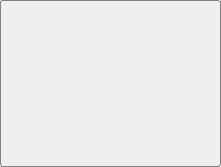
The window that channel_panel.ui (bulkanul/EVO_YFL_1064_GUI_coherent2) describes before a commit, drawn with Qt 5.
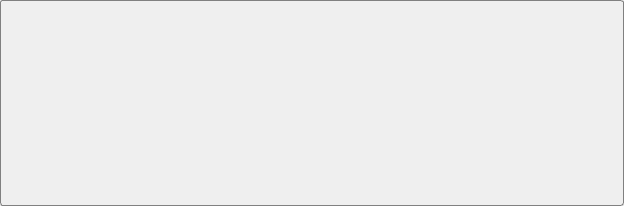
The same window after the commit.

The edit to the form file:
```diff
--- a/channel_panel.ui
+++ b/channel_panel.ui
@@ -6,8 +6,8 @@
    <rect>
     <x>0</x>
     <y>0</y>
-    <width>221</width>
-    <height>167</height>
+    <width>624</width>
+    <height>206</height>
    </rect>
   </property>
   <property name="windowTitle">
@@ -19,9 +19,9 @@
   <property name="styleSheet">
    <string notr="true"/>
   </property>
-  <layout class="QVBoxLayout" name="verticalLayout">
+  <layout class="QVBoxLayout" name="verticalLayout" stretch="0">
    <property name="spacing">
-    <number>0</number>
+    <number>2</number>
    </property>
    <property name="leftMargin">
     <number>0</number>
@@ -36,7 +36,17 @@
     <number>0</number>
    </property>
    <item>
+    <layout class="QHBoxLayout" name="horizontalLayout">
+     <item>
     <widget class="QGroupBox" name="groupBox">
+       <property name="font">
+        <font>
+         <family>Arial</family>
+         <pointsize>12</pointsize>
+         <weight>75</weight>
+         <bold>true</bold>
+        </font>
+       </property>
      <property name="styleSheet">
       <string notr="true">QGroupBox{ 
      border: 1px solid gray; 
@@ -50,6 +60,8 @@
       <bool>true</bool>
      </property>
     </widget>
+     </item>
+    </layout>
    </item>
   </layout>
  </widget>
```
Left out of the diff: 8 changed lines with no effect on the pictures. Lines whose indentation alone changed are shown as unchanged.
